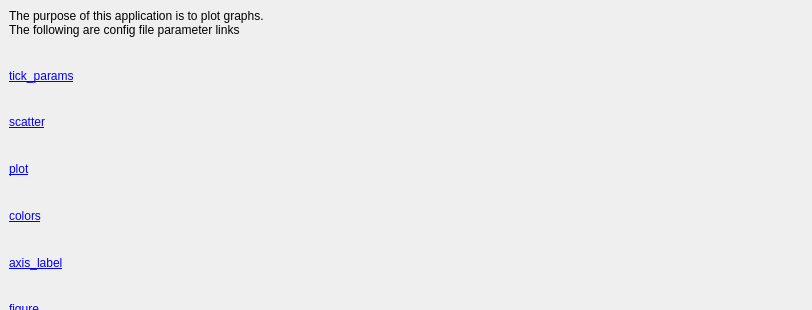
The window that karlie/view/about.ui (abdullahsumbal/data-analysis) describes before a commit, drawn with Qt 5.
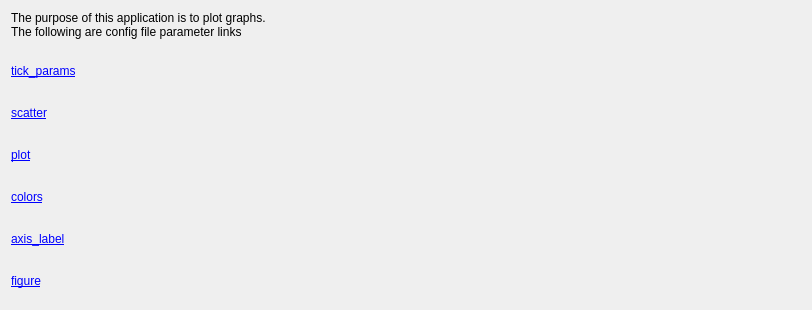
The same window after the commit.

What changed in the file:
```diff
--- a/karlie/view/about.ui
+++ b/karlie/view/about.ui
@@ -22,15 +22,8 @@
   <property name="windowTitle">
    <string>About Application</string>
   </property>
-  <widget class="QWidget" name="gridLayoutWidget">
-   <property name="geometry">
-    <rect>
-     <x>9</x>
-     <y>9</y>
-     <width>801</width>
-     <height>321</height>
-    </rect>
-   </property>
+  <layout class="QGridLayout" name="gridLayout_2">
+   <item row="0" column="0">
    <layout class="QGridLayout" name="gridLayout" rowstretch="0,0,0,0,0,0,0" columnstretch="0">
     <item row="4" column="0">
      <widget class="QLabel" name="label_2">
@@ -98,7 +91,8 @@
      </widget>
     </item>
    </layout>
-  </widget>
+   </item>
+  </layout>
  </widget>
  <resources/>
  <connections/>
```
Lines whose indentation alone changed are shown as unchanged.
